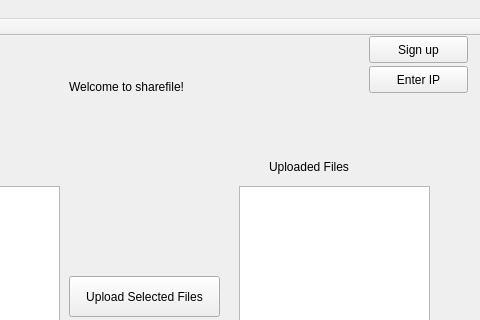
Old version of the form sharefileclient/mainwindow.ui in the repository taragu/sharefile; both pictures show x 161 to 641 and y 0 to 320 of the 641 by 513 pixel window.
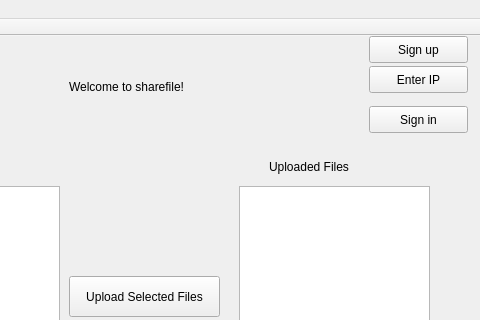
New version of the form.

Patch:
```diff
--- a/sharefileclient/mainwindow.ui
+++ b/sharefileclient/mainwindow.ui
@@ -112,6 +112,19 @@
      <string>Enter IP</string>
     </property>
    </widget>
+   <widget class="QPushButton" name="signin_button">
+    <property name="geometry">
+     <rect>
+      <x>530</x>
+      <y>70</y>
+      <width>99</width>
+      <height>27</height>
+     </rect>
+    </property>
+    <property name="text">
+     <string>Sign in</string>
+    </property>
+   </widget>
   </widget>
   <widget class="QMenuBar" name="menuBar">
    <property name="geometry">
```
